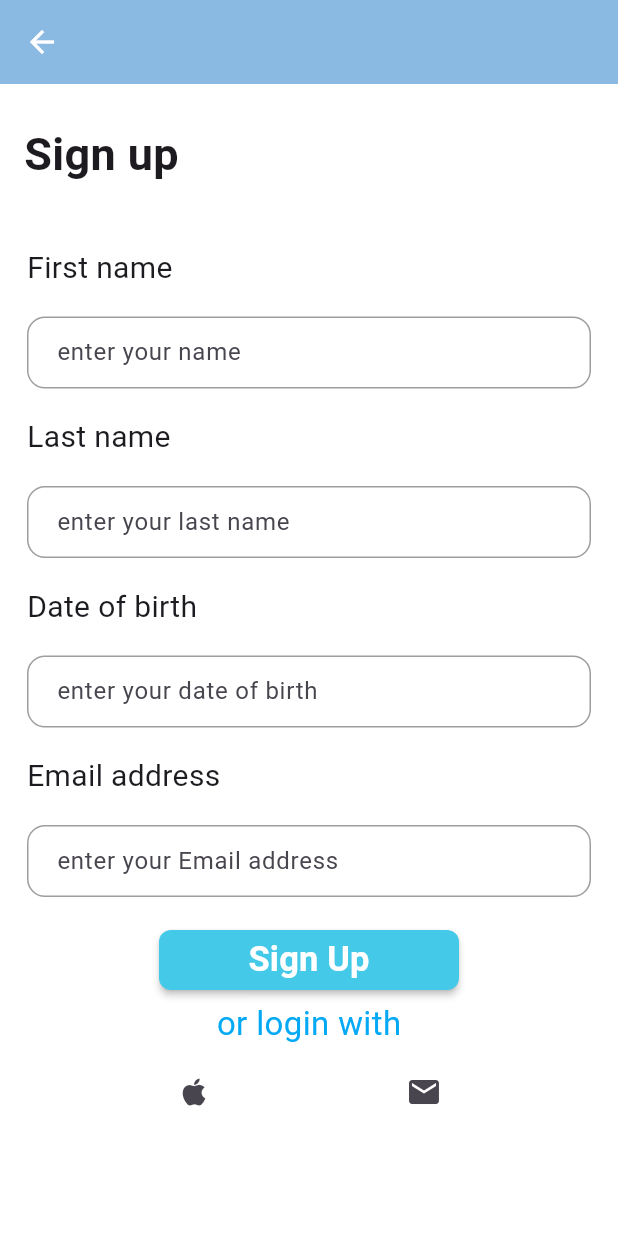
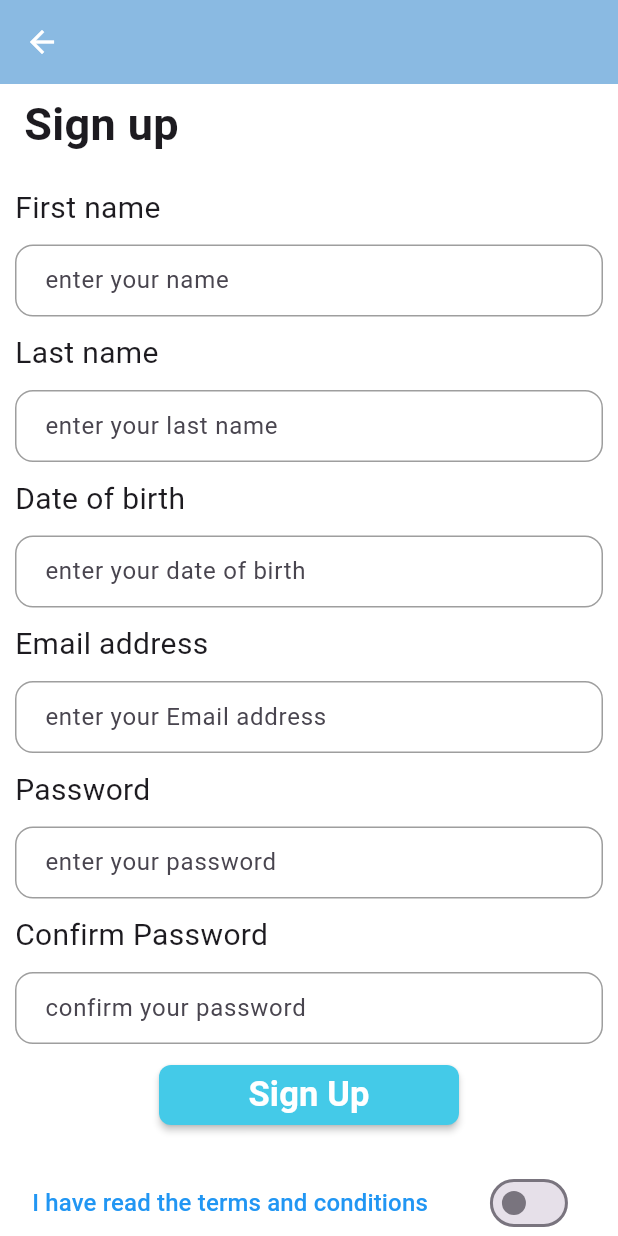
Before and after one commit to Brayteh/dr-time, a Flutter app: the screen it shows after launch, after a tap on "you don't have an account? sign up", on a phone screen of 412 x 824 dp. Run offline on Flutter 3.47's test engine with Material 3 defaults, Android fonts, the phone set to English and light mode, and no system bars.

Commit message:
sign up page scrolling with switch

```diff
--- a/dr_time/lib/screens/sign_in_screen.dart
+++ b/dr_time/lib/screens/sign_in_screen.dart
@@ -37,7 +37,7 @@ class LogInPage extends StatelessWidget {   //loginscreen
             ),
                  SizedBox(height: 3),
                  Padding(padding: EdgeInsets.all(16),
-                 child: TextField(keyboardType: TextInputType.visiblePassword,
+                 child: TextField(obscureText: true, keyboardType: TextInputType.visiblePassword,
                   decoration: InputDecoration(hintText: "enter your Password"),),// hyda border from Theme kamen                                   // hyda child 5asso bel border tafasil
 
             ),
--- a/dr_time/lib/screens/sign_up.dart
+++ b/dr_time/lib/screens/sign_up.dart
@@ -1,74 +1,107 @@
+import 'package:dr_time/Theme/switch.dart';
 import 'package:flutter/material.dart';
 
-class SignUpPage extends StatelessWidget {
+class SignUpPage extends StatefulWidget {
   const SignUpPage({super.key});
 
+  @override
+  State<SignUpPage> createState() => _SignUpPageState();
+}
+
+class _SignUpPageState extends State<SignUpPage> {
+  bool term = false;
   @override
   Widget build(BuildContext context) {
     return  Scaffold(
       appBar: AppBar(automaticallyImplyLeading: true,),
-      body: Column(
+      body: SingleChildScrollView(
+        child: Column(
           crossAxisAlignment: CrossAxisAlignment.start,
           children: [
             SizedBox(
-            height: 25,),
+              height: 5,),
 
             Padding(
                       padding: EdgeInsets.only(left: 16),  // Sign Up
                       child: Text("Sign up", style: TextStyle(fontSize: 30,fontWeight: FontWeight.bold),
                 ),
               ),
-            SizedBox(height: 40,),
-            Padding(padding: EdgeInsets.only(left: 18), // First name
+              SizedBox(height: 20,),
+              Padding(padding: EdgeInsets.only(left: 10), // First name
               child:
               Text("First name", style: TextStyle(fontSize: 20),),
               ),
 
               Padding(                                   // Border
-              padding:EdgeInsetsGeometry.all(18),
+                padding: EdgeInsets.all(10),
+
                 child: TextField(
                   keyboardType: TextInputType.name,
                   decoration: InputDecoration(
                     label: Text("enter your name"),),
                 ),
                 ),
-            Padding(padding: EdgeInsets.only(left: 18),
+              Padding(padding: EdgeInsets.only(left: 10),
               child:
               Text("Last name", style: TextStyle(fontSize: 20),), // Last name
               ),
 
                 Padding(
-              padding:EdgeInsetsGeometry.all(18),    //Border
+                padding: EdgeInsets.all(10), //Border
                 child: TextField(
                   keyboardType: TextInputType.name,
                   decoration: InputDecoration(
                     label: Text("enter your last name"),),
                 ),
                 ),
-            Padding(padding: EdgeInsets.only(left: 18),    //Date of birth
+              Padding(padding: EdgeInsets.only(left: 10),    //Date of birth
               child:
                  Text("Date of birth", style: TextStyle(fontSize: 20),),
               ),
 
                 Padding(                                      // Border
-              padding:EdgeInsetsGeometry.all(18),
+                padding: EdgeInsets.all(10),
                 child: TextField(
                   keyboardType: TextInputType.datetime,
                   decoration: InputDecoration(
                     label: Text("enter your date of birth"),),
                 ),
                 ),
-            Padding(padding: EdgeInsets.only(left: 18),         // Email
+              Padding(padding: EdgeInsets.only(left: 10),         // Email
               child:
                   Text("Email address", style: TextStyle(fontSize: 20),),
               ),
 
                 Padding(                                           // Border
-              padding:EdgeInsetsGeometry.all(18),
+                padding: EdgeInsets.all(10),
                  child: TextField(
                   keyboardType: TextInputType.emailAddress,
                   decoration: InputDecoration(
                     label: Text("enter your Email address"),),
+                ),
+                ),
+               Padding(padding: EdgeInsets.only(left: 10),         // Email
+                child:
+                  Text("Password", style: TextStyle(fontSize: 20),),
+              ),
+                Padding(                                           // Border
+                padding: EdgeInsets.all(10),
+                child: TextField(obscureText: true,
+                  keyboardType: TextInputType.emailAddress,
+                  decoration: InputDecoration(
+                    label: Text("enter your password"),),
+                ),
+                ),
+               Padding(padding: EdgeInsets.only(left: 10),         // Email
+                 child:
+                  Text("Confirm Password", style: TextStyle(fontSize: 20),),
+              ),
+                Padding(                                           // Border
+                   padding: EdgeInsets.all(10),
+                  child: TextField( obscureText: true,
+                  keyboardType: TextInputType.emailAddress,
+                  decoration: InputDecoration(
+                    label: Text("confirm your password"),),
                 ),
                 ),
 
@@ -83,7 +116,22 @@ class SignUpPage extends StatelessWidget {
             ),
            ),
           ),
-        SizedBox(height: 3,),
+          SizedBox(height: 8),
+          Row( mainAxisAlignment: MainAxisAlignment.spaceEvenly,
+            children: [
+             Padding(
+               padding: const EdgeInsets.all(8.0),
+               child: Text("I have read the terms and conditions",style: Theme.of(context).textTheme.labelLarge,),
+               ),
+                      Padding(
+                        padding: const EdgeInsets.all(16.0),
+                        child: SwitchExample(value: term,
+                         onChanged: (bool value) {setState(() {
+                           term = value;
+                         });}
+                         ),
+                      ),
+          ],),
           Center(child:
                Text("or login with", style: TextStyle(color: Colors.lightBlue),), //or login with
             ),
@@ -104,6 +152,7 @@ class SignUpPage extends StatelessWidget {
 
           ],
         ),
+      ),
     );
   }
 }
```
Lines whose indentation alone changed are shown as unchanged.
